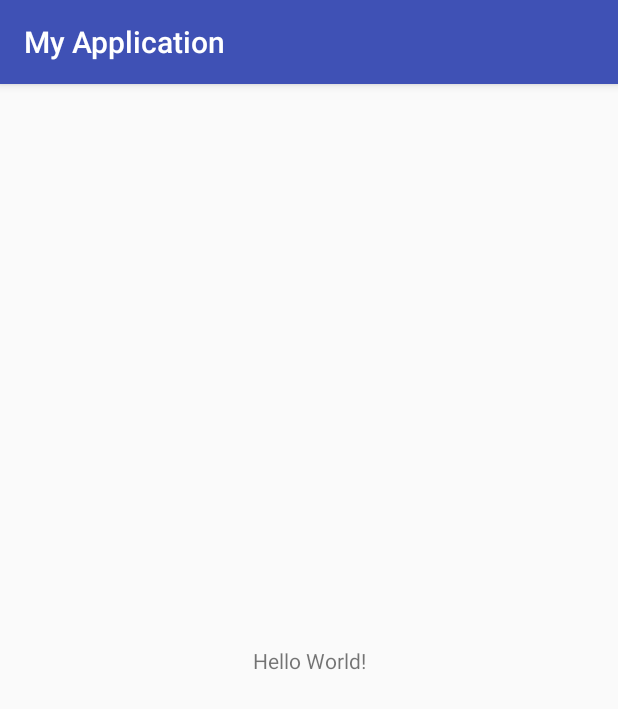
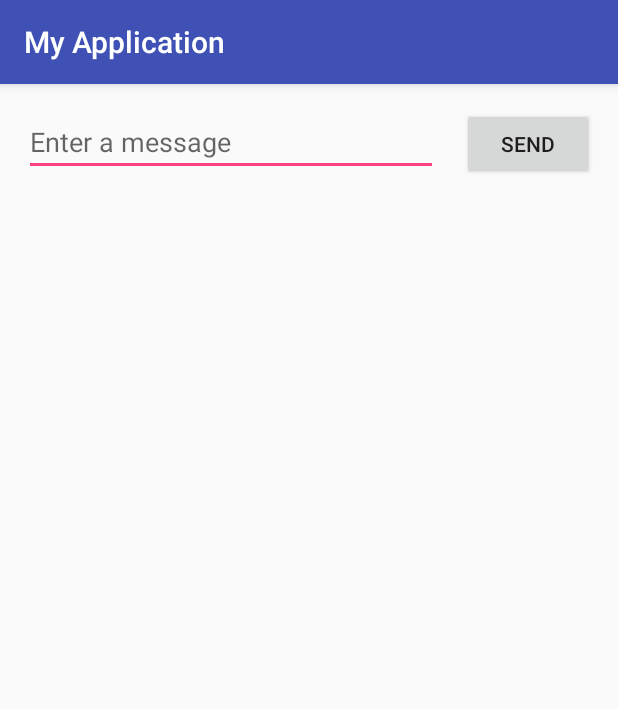
Before and after one commit to rkamradt/AndroidHelloWorld, an Android app: the screen it shows after launch (MainActivity), on a phone screen of 412 x 824 dp. Shown: the top 709 px of the screen. Run offline under Robolectric (Android 15) with nearby library versions, the phone set to English and light mode, and no system bars.

Commit message:
added new layout and strings

```diff
--- a/app/src/main/res/layout/activity_main.xml
+++ b/app/src/main/res/layout/activity_main.xml
@@ -6,13 +6,32 @@
     android:layout_height="match_parent"
     tools:context=".MainActivity">
 
-    <TextView
+    <EditText
+        android:id="@+id/editText"
+        android:layout_width="0dp"
+        android:layout_height="wrap_content"
+        android:layout_marginLeft="16dp"
+        android:layout_marginStart="16dp"
+        android:layout_marginTop="16dp"
+        android:ems="10"
+        android:hint="@string/edit_message"
+        android:inputType="textPersonName"
+        app:layout_constraintEnd_toStartOf="@+id/button"
+        app:layout_constraintHorizontal_bias="0.5"
+        app:layout_constraintStart_toStartOf="parent"
+        app:layout_constraintTop_toTopOf="parent" />
+
+    <Button
+        android:id="@+id/button"
         android:layout_width="wrap_content"
         android:layout_height="wrap_content"
-        android:text="Hello World!"
-        app:layout_constraintBottom_toBottomOf="parent"
-        app:layout_constraintLeft_toLeftOf="parent"
-        app:layout_constraintRight_toRightOf="parent"
-        app:layout_constraintTop_toTopOf="parent" />
-
+        android:layout_marginEnd="16dp"
+        android:layout_marginLeft="16dp"
+        android:layout_marginRight="16dp"
+        android:layout_marginStart="16dp"
+        android:text="@string/button_send"
+        app:layout_constraintBaseline_toBaselineOf="@+id/editText"
+        app:layout_constraintEnd_toEndOf="parent"
+        app:layout_constraintHorizontal_bias="0.5"
+        app:layout_constraintStart_toEndOf="@+id/editText" />
 </android.support.constraint.ConstraintLayout>
--- a/app/src/main/res/values/strings.xml
+++ b/app/src/main/res/values/strings.xml
@@ -1,3 +1,5 @@
 <resources>
     <string name="app_name">My Application</string>
+    <string name="edit_message">Enter a message</string>
+    <string name="button_send">Send</string>
 </resources>
```
